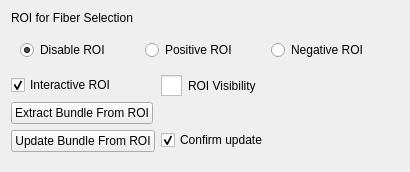
First picture: the form in Modules/Loadable/TractographyDisplay/Widgets/Resources/UI/qSlicerTractographyEditorROIWidget.ui, repository SlicerDMRI/SlicerDMRI, before the edit.
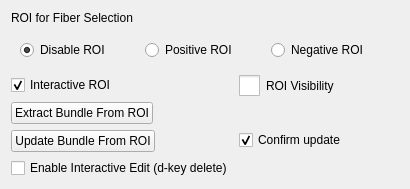
Second picture: the form after the edit. Icons and pictures are not drawn. Custom widgets are drawn as their Qt base class.

Commit message: ENH: added mode for enabling/disabling Fiber editing in TractographyDisplay module and vtkMRMLTractographyDisplayDisplayableManager

The edit to the form file:
```diff
--- a/Modules/Loadable/TractographyDisplay/Widgets/Resources/UI/qSlicerTractographyEditorROIWidget.ui
+++ b/Modules/Loadable/TractographyDisplay/Widgets/Resources/UI/qSlicerTractographyEditorROIWidget.ui
@@ -174,6 +174,16 @@
      </property>
     </widget>
    </item>
+   <item row="5" column="0">
+    <widget class="QCheckBox" name="EnableFiberEdit">
+     <property name="text">
+      <string>Enable Interactive Edit (d-key delete)</string>
+     </property>
+     <property name="checked">
+       <bool>false</bool>
+     </property>
+    </widget>
+   </item>
   </layout>
  </widget>
  <customwidgets>
```
The commit also changes 4 other files.
